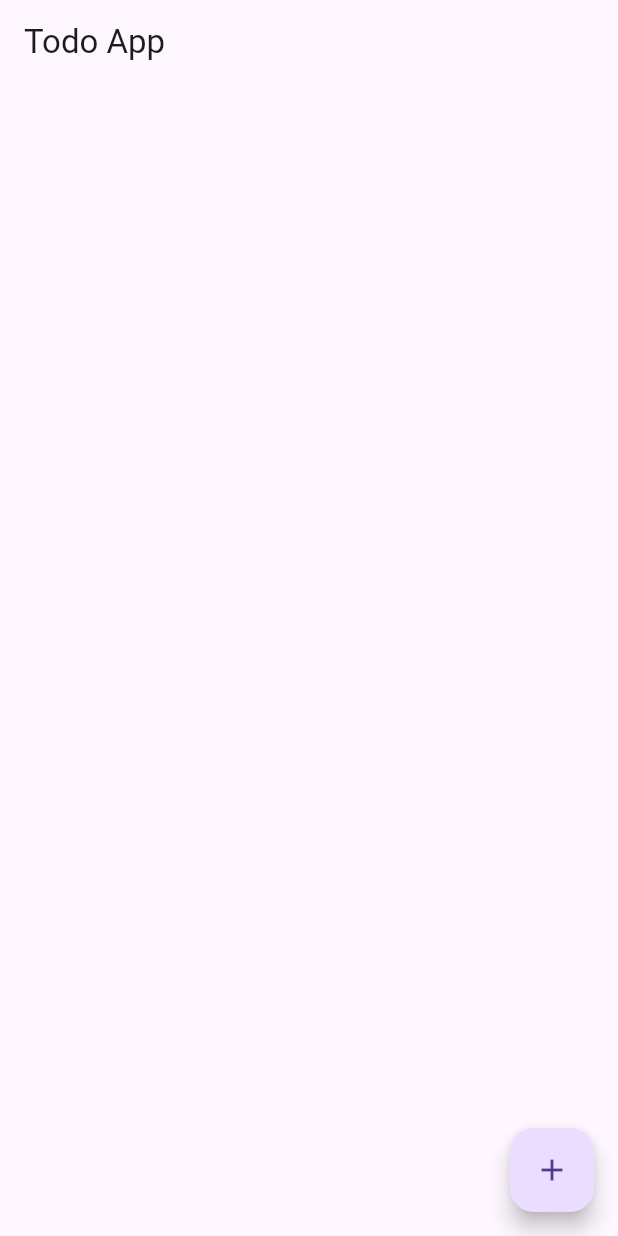
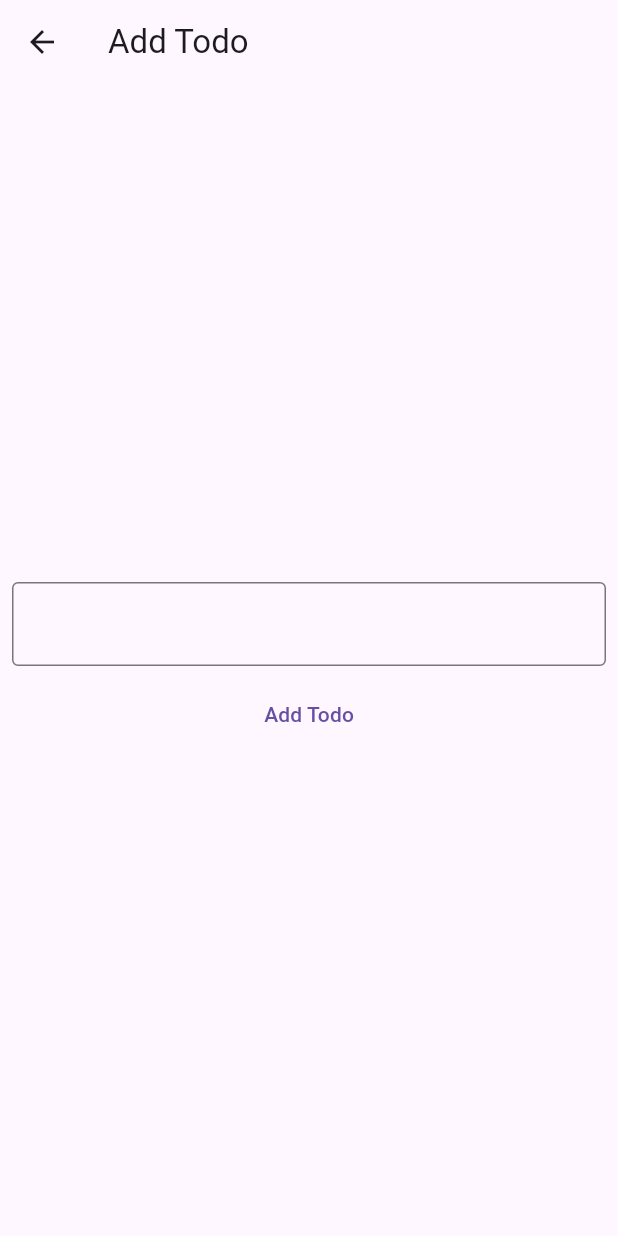
Before and after one commit to DevCielo/todos_app, a Flutter app: the screen it shows after launch, after a tap on the "add" icon, on a phone screen of 412 x 824 dp. Run offline on Flutter 3.47's test engine with Material 3 defaults, Android fonts, the phone set to English and light mode, and no system bars; our stand-ins replace flutter_riverpod, flutter_slidable.

Commit message:
added logic for adding, and removing todos

```diff
--- a/lib/main.dart
+++ b/lib/main.dart
@@ -1,8 +1,9 @@
 import 'package:flutter/material.dart';
 import 'package:todos_app/pages/home.dart';
+import 'package:flutter_riverpod/flutter_riverpod.dart';
 
 void main() {
-  runApp(const MyApp());
+  runApp(const ProviderScope(child: MyApp()));
 }
 
 class MyApp extends StatelessWidget {
--- a/lib/pages/add.dart
+++ b/lib/pages/add.dart
@@ -0,0 +1,34 @@
+import 'package:flutter_riverpod/flutter_riverpod.dart';
+import 'package:flutter/material.dart';
+import 'package:todos_app/providers/todo_provider.dart';
+
+class AddTodo extends ConsumerWidget {
+  const AddTodo({super.key});
+
+  @override
+  Widget build(BuildContext context, WidgetRef ref) {
+    TextEditingController todoController = TextEditingController();
+    return Scaffold(
+      appBar: AppBar(title: const Text('Add Todo')),
+      body: Center(
+        child: Column(
+          mainAxisAlignment: MainAxisAlignment.center,
+          children: [
+            Padding(padding: const EdgeInsets.all(8.0),
+            child: TextField(
+          controller: todoController,
+          decoration: InputDecoration(
+            border: OutlineInputBorder()
+          ),
+        )
+        ),
+        TextButton(onPressed: (){
+          ref.read(todoProvider.notifier).addTodo((todoController.text));
+          Navigator.pop(context);
+        }, child: Text('Add Todo'))
+      ],
+      )
+    )
+    );
+  }
+}
--- a/lib/pages/home.dart
+++ b/lib/pages/home.dart
@@ -1,33 +1,63 @@
 import 'package:flutter/material.dart';
+import 'package:flutter_riverpod/flutter_riverpod.dart';
+import 'package:flutter_slidable/flutter_slidable.dart';
+import 'package:todos_app/pages/add.dart';
+import 'package:todos_app/pages/completed.dart';
+import 'package:todos_app/providers/todo_provider.dart';
+import 'package:todos_app/models/todo.dart';
 
-class MyHomePage extends StatefulWidget {
+class MyHomePage extends ConsumerWidget {
   const MyHomePage({super.key});
 
   @override
-  State<MyHomePage> createState() => _MyHomePageState();
-}
+  Widget build(BuildContext context, WidgetRef ref) {
+    List<Todo> todos = ref.watch(todoProvider);
+    List<Todo> activeTodos = todos.where((todo) => todo.completed == false).toList();
+    List<Todo> completedTodos = todos.where((todo) => todo.completed == true).toList();
 
-class _MyHomePageState extends State<MyHomePage> {
-  int _counter = 0;
-
-  void _incrementCounter() {
-    setState(() {
-      _counter++;
-    });
-  }
-
-  @override
-  Widget build(BuildContext context) {
     return Scaffold(
       appBar: AppBar(
         title: Text("Todo App"),
       ),
-      body: Center(
+      body: ListView.builder(
+        itemCount: activeTodos.length + 1,
+        itemBuilder: (context, index) {
+          if (index == activeTodos.length) {
+            if (completedTodos.isEmpty) return Container();
+            else {
+              return Center(child: TextButton(child: Text("Completed Todos"), onPressed: () {
+                Navigator.of(context).push(MaterialPageRoute(builder: (context) => CompletedTodo()));
+              },),);
+            }
 
-      ),
+          } else {
+        return Slidable(
+          startActionPane: ActionPane(motion: ScrollMotion(), children: [
+            SlidableAction(onPressed: (context) {
+              ref.watch(todoProvider.notifier).deleteTodo(index);
+            },
+            backgroundColor: Colors.red,
+            borderRadius: BorderRadius.all(Radius.circular(20)),
+            icon: Icons.delete,)
+          ]),
+          endActionPane: ActionPane(motion: ScrollMotion(), children: [
+            SlidableAction(onPressed: (context) {
+              ref.watch(todoProvider.notifier).completeTodo(index);
+            },
+            backgroundColor: Colors.green,
+            borderRadius: BorderRadius.all(Radius.circular(20)),
+            icon: Icons.check,)
+          ]),
+          child: ListTile(title: Text(activeTodos[index].content))
+        );
+          }
+      }),
       floatingActionButton: FloatingActionButton(
-        onPressed: () {},
-        tooltip: 'Increment',
+        onPressed: () {
+          Navigator.of(context)
+            .push(MaterialPageRoute(builder: (context) => AddTodo()));
+        },
+        tooltip: 'Add todo',
         child: const Icon(Icons.add),
       ),
     );
--- a/pubspec.yaml
+++ b/pubspec.yaml
@@ -36,6 +36,7 @@ dependencies:
   # Use with the CupertinoIcons class for iOS style icons.
   cupertino_icons: ^1.0.6
   flutter_riverpod: ^2.5.1
+  flutter_slidable: ^3.1.1
 
 dev_dependencies:
   flutter_test:
```
Also changed, not shown: lib/pages/completed.dart (+38 -0 lines), pubspec.lock.
